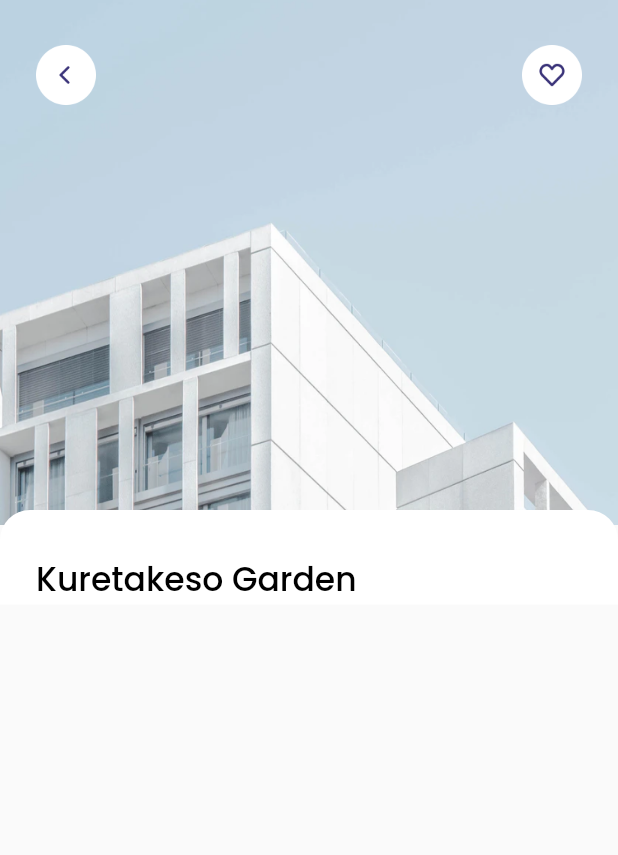
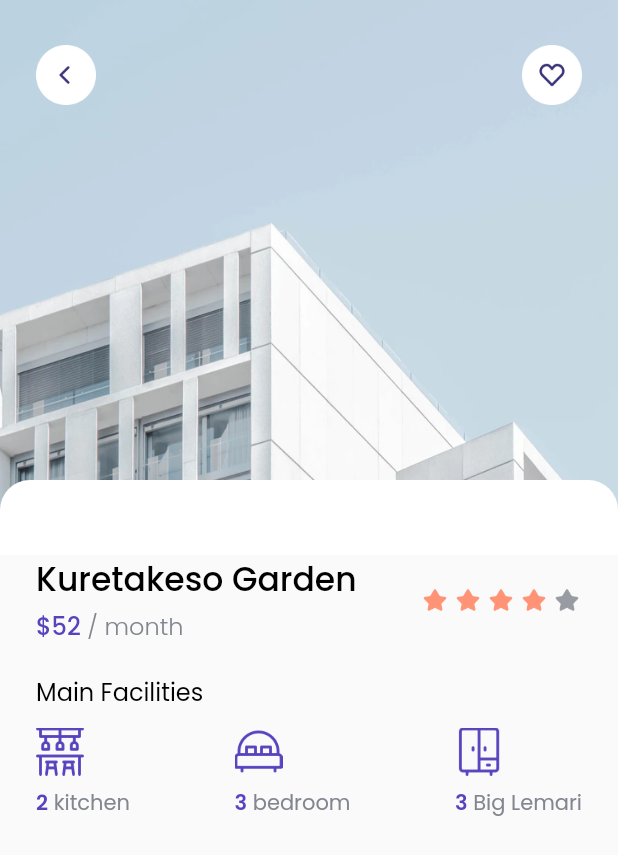
Before and after one commit to Flutter-Dart-Hacks/bwa-kosans, a Flutter app: the DetailPage screen opened by its route, on a phone screen of 412 x 824 dp. Shown: the top 855 px of the screen. Run offline on Flutter 3.47's test engine with Material 2 defaults, Android fonts, the phone set to English and light mode, and no system bars; our stand-ins replace google_fonts.

Commit message:
Pembuatan halaman detail main fasilitas

```diff
--- a/lib/pages/detail_pages.dart
+++ b/lib/pages/detail_pages.dart
@@ -1,5 +1,6 @@
 import 'package:bwa_kosans/pages/home_pages.dart';
 import 'package:bwa_kosans/themes.dart';
+import 'package:bwa_kosans/widgets/facility_item.dart';
 import 'package:flutter/material.dart';
 
 class DetailPage extends StatefulWidget {
@@ -66,27 +67,32 @@ class _DetailPageState extends State<DetailPage> {
               child: ListView(
                 children: [
                   const SizedBox(
-                    height: 270,
+                    height: 250,
                   ),
                   Container(
                     width: MediaQuery.of(context).size.width,
+                    height: 50,
                     decoration: const BoxDecoration(
                       borderRadius: BorderRadius.vertical(
                         top: Radius.circular(20),
                       ),
                       color: whiteColor,
                     ),
-                    child: Column(
+                  ),
+                  Column(
                     children: [
                       const SizedBox(
-                          height: 30,
+                        height: 0,
                       ),
+                      // NOTE: TITLE DETAIL HALAMAN
                       Padding(
-                          padding: const EdgeInsets.symmetric(
-                              horizontal: edgePadding),
+                        padding:
+                            const EdgeInsets.symmetric(horizontal: edgePadding),
                         child: Row(
+                          mainAxisAlignment: MainAxisAlignment.spaceBetween,
                           children: [
                             Column(
+                              crossAxisAlignment: CrossAxisAlignment.start,
                               children: [
                                 Text(
                                   'Kuretakeso Garden',
@@ -94,15 +100,127 @@ class _DetailPageState extends State<DetailPage> {
                                     fontWeight: FontWeight.w500,
                                     fontSize: 22,
                                   ),
-                                  )
-                                ],
+                                ),
+                                const SizedBox(
+                                  height: 2,
+                                ),
+                                Text.rich(
+                                  TextSpan(
+                                    text: '\$52',
+                                    style: purpleTextStyle.copyWith(
+                                      fontSize: 16,
+                                    ),
+                                    children: [
+                                      TextSpan(
+                                        text: ' / month',
+                                        style: greyTextStyle.copyWith(
+                                          fontSize: 16,
+                                        ),
                                       ),
                                     ],
                                   ),
                                 ),
                               ],
                             ),
+                            Row(
+                              children: [
+                                Image.asset(
+                                  'resources/images/icon_star_solid.png',
+                                  height: 20,
+                                  width: 20,
+                                  fit: BoxFit.contain,
+                                ),
+                                const SizedBox(
+                                  width: 2,
+                                ),
+                                Image.asset(
+                                  'resources/images/icon_star_solid.png',
+                                  height: 20,
+                                  width: 20,
+                                  fit: BoxFit.contain,
+                                ),
+                                const SizedBox(
+                                  width: 2,
+                                ),
+                                Image.asset(
+                                  'resources/images/icon_star_solid.png',
+                                  height: 20,
+                                  width: 20,
+                                  fit: BoxFit.contain,
+                                ),
+                                const SizedBox(
+                                  width: 2,
+                                ),
+                                Image.asset(
+                                  'resources/images/icon_star_solid.png',
+                                  height: 20,
+                                  width: 20,
+                                  fit: BoxFit.contain,
+                                ),
+                                const SizedBox(
+                                  width: 2,
+                                ),
+                                Image.asset(
+                                  'resources/images/icon_star_solid.png',
+                                  height: 20,
+                                  width: 20,
+                                  fit: BoxFit.contain,
+                                  color: greyStar,
                                 )
+                              ],
+                            )
+                          ],
+                        ),
+                      ),
+                    ],
+                  ),
+                  // NOTE: MAIN FACILITIES
+                  const SizedBox(
+                    height: 20,
+                  ),
+                  Padding(
+                    padding:
+                        const EdgeInsets.symmetric(horizontal: edgePadding),
+                    child: Column(
+                      crossAxisAlignment: CrossAxisAlignment.start,
+                      children: [
+                        Text(
+                          'Main Facilities',
+                          style: regularTextStyle.copyWith(
+                            fontWeight: FontWeight.w400,
+                            fontSize: 16,
+                          ),
+                        ),
+                        const SizedBox(
+                          height: 12,
+                        ),
+                        Row(
+                          mainAxisAlignment: MainAxisAlignment.spaceBetween,
+                          children: const [
+                            FacilityItem(
+                              name: 'kitchen',
+                              total: 2,
+                              imageUrl: 'resources/images/ic_kitchen.png',
+                            ),
+                            FacilityItem(
+                              name: 'bedroom',
+                              total: 3,
+                              imageUrl: 'resources/images/ic_bedroom.png',
+                            ),
+                            FacilityItem(
+                              name: 'Big Lemari',
+                              total: 3,
+                              imageUrl: 'resources/images/ic_biglemari.png',
+                            ),
+                          ],
+                        ),
+                      ],
+                    ),
+                  ),
+                  // NOTE: PHOTOS
+                  const SizedBox(
+                    height: 20,
+                  ),
                 ],
               ),
             )
--- a/lib/themes.dart
+++ b/lib/themes.dart
@@ -8,6 +8,7 @@ const blackColor = Color(0xff000000);
 const whiteColor = Color(0xffffffff);
 const greyColor = Color(0xff82868E);
 const greyBottombarColor = Color(0xffEAEAEA);
+const greyStar = Color(0xff989BA1);
 
 TextStyle blackTextStyle = GoogleFonts.poppins().copyWith(
   fontWeight: FontWeight.w500,
--- /dev/null
+++ b/lib/widgets/facility_item.dart
@@ -0,0 +1,49 @@
+import 'package:bwa_kosans/themes.dart';
+import 'package:flutter/material.dart';
+
+class FacilityItem extends StatelessWidget {
+  const FacilityItem(
+      {Key? key,
+      required this.name,
+      required this.imageUrl,
+      required this.total})
+      : super(key: key);
+
+  final String name;
+  final String imageUrl;
+  final int total;
+
+  @override
+  Widget build(BuildContext context) {
+    return Column(
+      crossAxisAlignment: CrossAxisAlignment.start,
+      children: [
+        Image.asset(
+          imageUrl,
+          height: 32,
+          width: 32,
+          fit: BoxFit.contain,
+        ),
+        const SizedBox(
+          height: 8,
+        ),
+        Text.rich(
+          TextSpan(
+            text: '$total',
+            style: purpleTextStyle.copyWith(
+              fontSize: 14,
+              fontWeight: FontWeight.w600,
+            ),
+            children: [
+              TextSpan(
+                text: ' $name',
+                style: greyTextStyle.copyWith(
+                    fontSize: 14, fontWeight: FontWeight.w400),
+              )
+            ],
+          ),
+        ),
+      ],
+    );
+  }
+}
```
Lines whose indentation alone changed are shown as unchanged.
